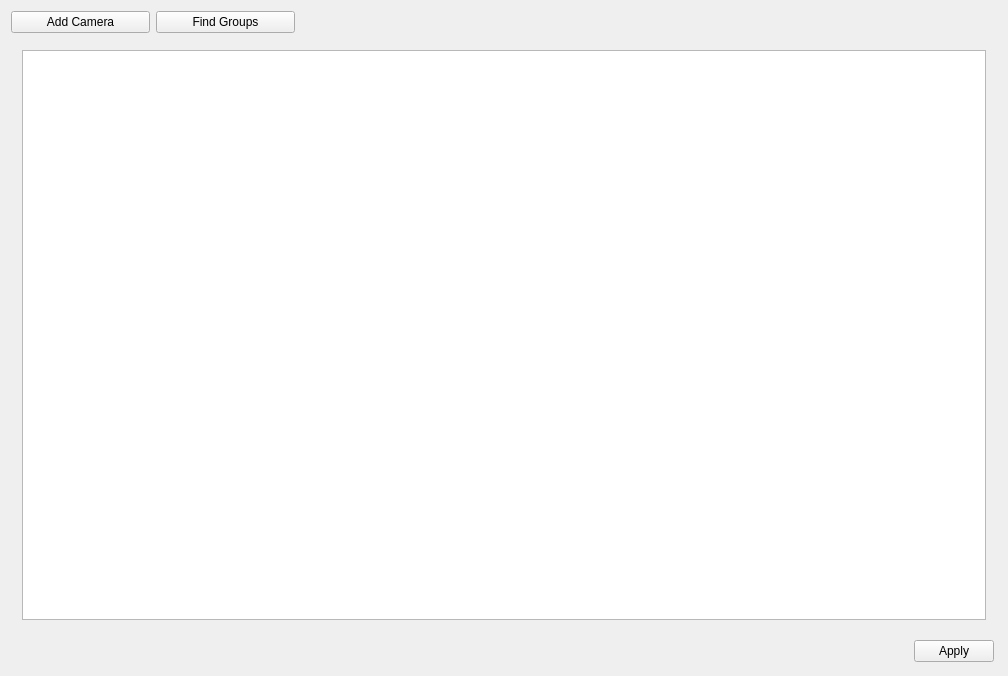
Qt form camerastitchingpage.ui (csavur/Stitching) before a commit.
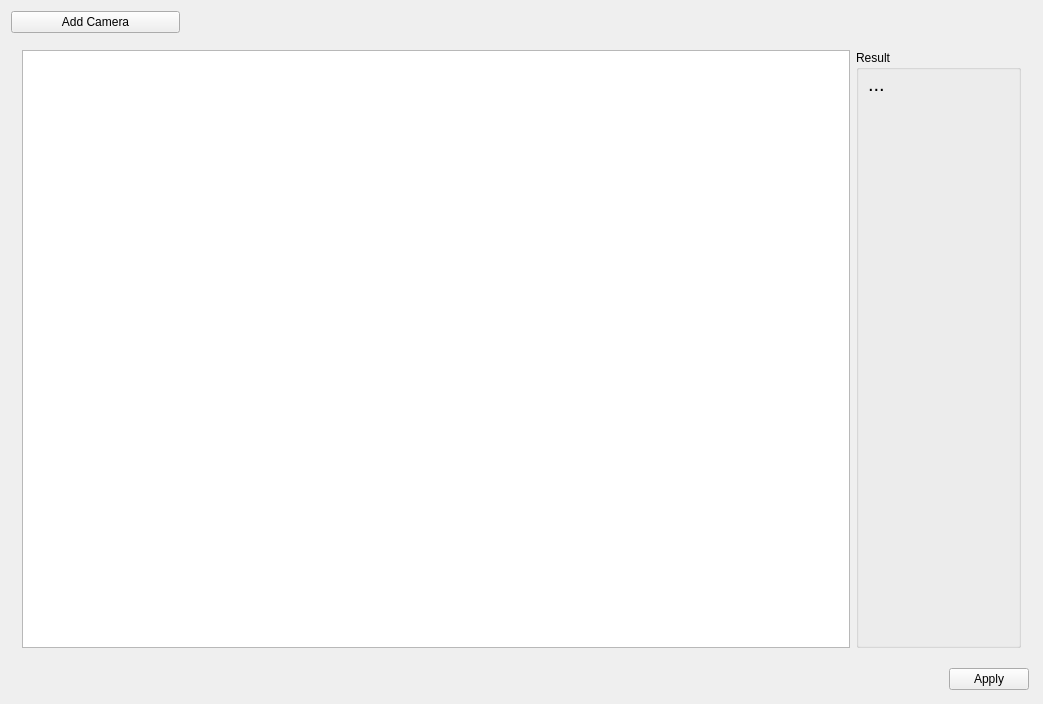
The same form after that commit.

```diff
--- a/camerastitchingpage.ui
+++ b/camerastitchingpage.ui
@@ -6,24 +6,98 @@
    <rect>
     <x>0</x>
     <y>0</y>
-    <width>1008</width>
-    <height>676</height>
+    <width>1043</width>
+    <height>704</height>
    </rect>
   </property>
   <property name="windowTitle">
    <string>CameraStitchingPage</string>
   </property>
-  <layout class="QGridLayout" name="gridLayout_3" rowstretch="0,0,0" columnstretch="2,2,10">
-   <item row="1" column="0" colspan="3">
+  <layout class="QGridLayout" name="gridLayout_3" rowstretch="0,0,0" columnstretch="2,10">
+   <item row="0" column="1">
+    <spacer name="horizontalSpacer_2">
+     <property name="orientation">
+      <enum>Qt::Horizontal</enum>
+     </property>
+     <property name="sizeHint" stdset="0">
+      <size>
+       <width>40</width>
+       <height>20</height>
+      </size>
+     </property>
+    </spacer>
+   </item>
+   <item row="1" column="0" colspan="2">
     <widget class="QWidget" name="widget" native="true">
-     <layout class="QGridLayout" name="gridLayout_2">
+     <layout class="QGridLayout" name="gridLayout_5" columnstretch="10,2">
       <item row="0" column="0">
-       <widget class="QGraphicsView" name="graphicsView"/>
+       <widget class="QWidget" name="widgetView" native="true">
+        <layout class="QGridLayout" name="gridLayout_2">
+         <property name="leftMargin">
+          <number>0</number>
+         </property>
+         <property name="topMargin">
+          <number>0</number>
+         </property>
+         <property name="rightMargin">
+          <number>0</number>
+         </property>
+         <property name="bottomMargin">
+          <number>0</number>
+         </property>
+         <item row="0" column="0">
+          <widget class="QGraphicsView" name="graphicsView"/>
+         </item>
+        </layout>
+       </widget>
+      </item>
+      <item row="0" column="1">
+       <widget class="QGroupBox" name="groupBox">
+        <property name="title">
+         <string>Result</string>
+        </property>
+        <layout class="QGridLayout" name="gridLayout_4">
+         <property name="leftMargin">
+          <number>9</number>
+         </property>
+         <property name="topMargin">
+          <number>2</number>
+         </property>
+         <property name="rightMargin">
+          <number>2</number>
+         </property>
+         <property name="bottomMargin">
+          <number>2</number>
+         </property>
+         <item row="0" column="0">
+          <widget class="QLabel" name="labelResult">
+           <property name="font">
+            <font>
+             <pointsize>15</pointsize>
+            </font>
+           </property>
+           <property name="text">
+            <string>...</string>
+           </property>
+           <property name="alignment">
+            <set>Qt::AlignLeading|Qt::AlignLeft|Qt::AlignTop</set>
+           </property>
+          </widget>
+         </item>
+        </layout>
+       </widget>
       </item>
      </layout>
     </widget>
    </item>
-   <item row="2" column="0" colspan="3">
+   <item row="0" column="0">
+    <widget class="QPushButton" name="pushButtonAddCamera">
+     <property name="text">
+      <string>Add Camera</string>
+     </property>
+    </widget>
+   </item>
+   <item row="2" column="0" colspan="2">
     <widget class="QWidget" name="widgetControl" native="true">
      <layout class="QGridLayout" name="gridLayout">
       <property name="leftMargin">
@@ -61,33 +135,6 @@
      </layout>
     </widget>
    </item>
-   <item row="0" column="0">
-    <widget class="QPushButton" name="pushButtonAddCamera">
-     <property name="text">
-      <string>Add Camera</string>
-     </property>
-    </widget>
-   </item>
-   <item row="0" column="2">
-    <spacer name="horizontalSpacer_2">
-     <property name="orientation">
-      <enum>Qt::Horizontal</enum>
-     </property>
-     <property name="sizeHint" stdset="0">
-      <size>
-       <width>40</width>
-       <height>20</height>
-      </size>
-     </property>
-    </spacer>
-   </item>
-   <item row="0" column="1">
-    <widget class="QPushButton" name="pushButtonGroup">
-     <property name="text">
-      <string>Find Groups</string>
-     </property>
-    </widget>
-   </item>
   </layout>
  </widget>
  <layoutdefault spacing="6" margin="11"/>
```
